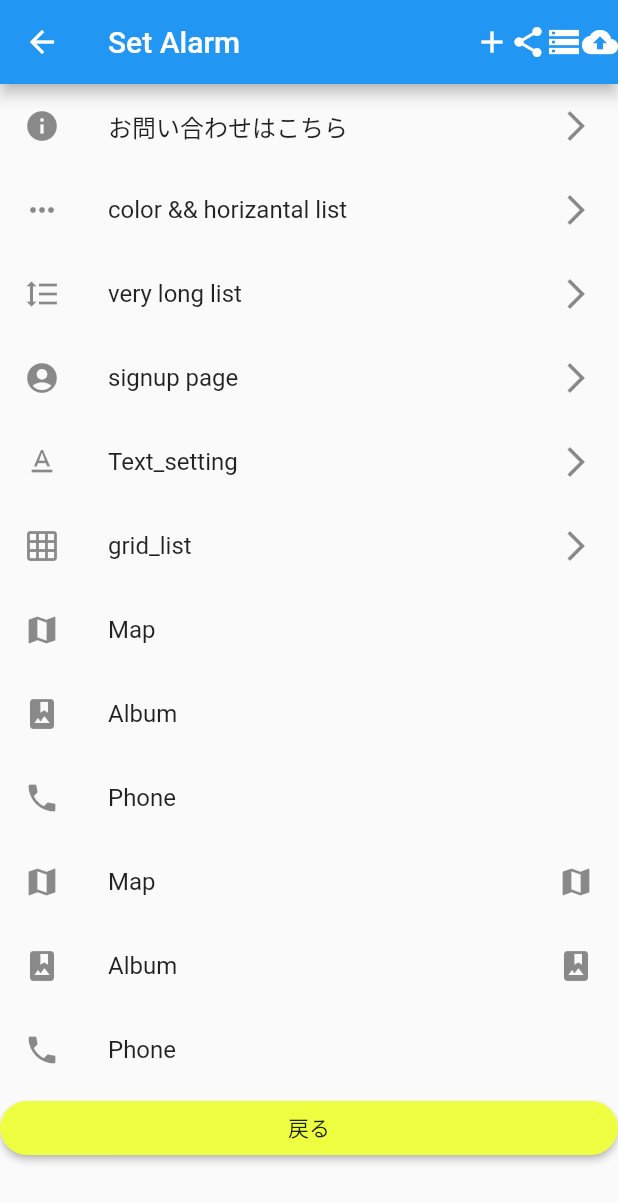
After one commit to yuki-katayama/Flutter_studyapp, a Flutter app: the next1 screen opened directly, after a tap on "次へ", on a phone screen of 412 x 824 dp. The commit adds this screen. Shown: the top 1202 px of the screen. Run offline on Flutter 3.47's test engine with Material 2 defaults, Android fonts, the phone set to English and light mode, and no system bars; network calls fail.

Commit message:
Add list and UI and

```diff
--- a/lib/main.dart
+++ b/lib/main.dart
@@ -1,5 +1,5 @@
 import 'package:flutter/material.dart';
-import 'package:flutter_kboy/next_page.dart';
+import 'package:flutter_kboy/next1.dart';
 
 void main() {
   runApp(MyApp());
@@ -56,7 +56,7 @@ class _MyHomePageState extends State<MyHomePage> {
           onPressed: () async {
             final result = await Navigator.push(
               context,
-              MaterialPageRoute(builder: (context) => NextPage("kyuki")),
+              MaterialPageRoute(builder: (context) => next1("kyuki")),
             );
             tex = result;
             print(result);
--- a/lib/next_page.dart
+++ b/lib/next1.dart
@@ -1,8 +1,8 @@
-import 'package:flutter/cupertino.dart';
 import 'package:flutter/material.dart';
+import 'package:flutter_kboy/next4.dart';
 
-class NextPage extends StatelessWidget {
-  NextPage(this.name);
+class next1 extends StatelessWidget {
+  next1(this.name);
   final String name;
 
   @override
@@ -26,15 +26,28 @@ class NextPage extends StatelessWidget {
             Text(name),
             Center(
               child: RaisedButton(
-                child: Text("戻る"),
+                child: Text("次へ"),
                 color: Colors.limeAccent,
-                onPressed: (){
-                  final result = Navigator.pop(context, "kyukiーーー");
-                  //推したら反応するコードを書く
+                onPressed: () {
+                  Navigator.push(
+                    context,
+                    MaterialPageRoute(builder: (context) => next4()),
+                  );
                 },
+                //ボタンの編集
                 splashColor: Colors.black54,
                 shape: StadiumBorder(), //角丸
               ),
+            ),
+            RaisedButton(
+              child: Text("戻る"),
+              color: Colors.limeAccent,
+              onPressed: (){
+                final result = Navigator.pop(context, "kyukiーーー");
+                //推したら反応するコードを書く
+              },
+              splashColor: Colors.black54,
+              shape: StadiumBorder(), //角丸
             ),
           ],
         ),
--- /dev/null
+++ b/lib/next4.dart
@@ -0,0 +1,133 @@
+import 'package:flutter/material.dart';
+import 'package:flutter_kboy/info.dart';
+import 'package:flutter_kboy/color_list.dart';
+import 'package:flutter_kboy/long_list.dart';
+import 'package:flutter_kboy/signup.dart';
+import 'package:flutter_kboy/text.dart';
+import 'package:flutter_kboy/grid_list.dart';
+
+class next4 extends StatelessWidget {
+
+  @override
+  Widget build(BuildContext context) {
+    return Scaffold(
+      appBar: AppBar(
+        title: Text("Set Alarm"),
+        actions: [
+          Icon(Icons.add),
+          Icon(Icons.share),
+          Icon(Icons.storage),
+          Icon(Icons.cloud_upload),
+        ],
+      ),
+
+      body: Container(
+        child: ListView(
+          children: <Widget>[
+            ListTile(
+              leading: Icon(Icons.info),
+              title: Text('お問い合わせはこちら'),
+              trailing: Icon(Icons.arrow_forward_ios),
+                onTap: () {
+                  Navigator.push(
+                    context,
+                    MaterialPageRoute(builder: (context) => info()),
+                  );
+                }
+            ),
+            ListTile(
+              leading: Icon(Icons.more_horiz),
+              title: Text('color && horizantal list'),
+                trailing: Icon(Icons.arrow_forward_ios),
+                onTap: () {
+                  Navigator.push(
+                    context,
+                    MaterialPageRoute(builder: (context) => color_list()),
+                  );
+                }
+            ),
+            ListTile(
+              leading: Icon(Icons.format_line_spacing),
+              title: Text('very long list'),
+              trailing: Icon(Icons.arrow_forward_ios),
+                onTap: () {
+                  Navigator.push(
+                    context,
+                    MaterialPageRoute(builder: (context) => long_list()),
+                  );
+                }
+            ),
+            ListTile(
+              leading: Icon(Icons.account_circle),
+              title: Text('signup page'),
+              trailing: Icon(Icons.arrow_forward_ios),
+                onTap: () {
+                  Navigator.push(
+                    context,
+                    MaterialPageRoute(builder: (context) => signup()),
+                  );
+                }
+            ),
+            ListTile(
+              leading: Icon(Icons.text_format),
+              title: Text('Text_setting'),
+              trailing: Icon(Icons.arrow_forward_ios),
+                onTap: () {
+                  Navigator.push(
+                    context,
+                    MaterialPageRoute(builder: (context) => text()),
+                  );
+                }
+            ),
+            ListTile(
+              leading: Icon(Icons.grid_on),
+              title: Text('grid_list'),
+                trailing: Icon(Icons.arrow_forward_ios),
+                onTap: () {
+                  Navigator.push(
+                    context,
+                    MaterialPageRoute(builder: (context) => grid_list()),
+                  );
+                }
+            ),
+            ListTile(
+              leading: Icon(Icons.map),
+              title: Text('Map'),
+            ),
+            ListTile(
+              leading: Icon(Icons.photo_album),
+              title: Text('Album'),
+            ),
+            ListTile(
+              leading: Icon(Icons.phone),
+              title: Text('Phone'),
+            ),
+            ListTile(
+              leading: Icon(Icons.map),
+              title: Text('Map'),
+              trailing: Icon(Icons.map),
+            ),
+            ListTile(
+              leading: Icon(Icons.photo_album),
+              title: Text('Album'),
+              trailing: Icon(Icons.photo_album),
+            ),
+            ListTile(
+                leading: Icon(Icons.phone),
+                title: Text('Phone'),
+            ),
+            RaisedButton(
+              child: Text("戻る"),
+              color: Colors.limeAccent,
+              splashColor: Colors.black54,
+              shape: StadiumBorder(), //角丸
+              onPressed: (){
+                final result = Navigator.pop(context);
+              },
+            ),
+          ],
+        ),
+      ), // This trailing comma makes auto-formatting nicer for build methods.
+    );
+  }
+}
--- /dev/null
+++ b/lib/text.dart
@@ -0,0 +1,64 @@
+import 'package:flutter/material.dart';
+
+class text extends StatelessWidget {
+
+  @override
+  Widget build(BuildContext context) {
+    return Scaffold(
+      appBar: AppBar(
+        title: Text("Set Alarm"),
+        actions: [
+          Icon(Icons.add),
+          Icon(Icons.share),
+          Icon(Icons.storage),
+          Icon(Icons.cloud_upload),
+        ],
+      ),
+
+      body: Container(
+        height: double.infinity,
+        color: Colors.tealAccent,
+        child: Column(
+          mainAxisAlignment: MainAxisAlignment.center,
+          crossAxisAlignment: CrossAxisAlignment.center,
+          children: [
+            Text("Yuki",
+            style: TextStyle(fontSize: 100,
+                fontWeight: FontWeight.bold,
+                fontStyle: FontStyle.italic,
+              decoration: TextDecoration.underline,
+              decorationStyle: TextDecorationStyle.wavy,
+              foreground: Paint()
+                ..style = PaintingStyle.stroke
+                ..strokeWidth = 3
+                ..color = Colors.blue[300],
+            )
+            ),
+            DefaultTextStyle(
+              style: TextStyle(fontSize: 40,
+              color: Colors.black87),
+              child: Column(
+                children: [
+                  Text("kattyan"),
+                  Text("kattyan"),
+                  Text("kattyan"),
+                ],
+              ),
+            ),
+            Text("aa"),
+            RaisedButton(
+              child: Center(child: Text("戻る")),
+              color: Colors.limeAccent,
+              splashColor: Colors.black54,
+              shape: StadiumBorder(), //角丸
+              onPressed: (){
+                final result = Navigator.pop(context);
+              },
+            ),
+          ],
+        ),
+
+      ), // This trailing comma makes auto-formatting nicer for build methods.
+    );
+  }
+}
```
Also changed, not shown: lib/color_list.dart (added, +68 -0 lines), lib/grid_list.dart (added, +43 -0 lines), lib/info.dart (added, +36 -0 lines), lib/long_list.dart (added, +31 -0 lines), lib/signup.dart (added, +85 -0 lines).
